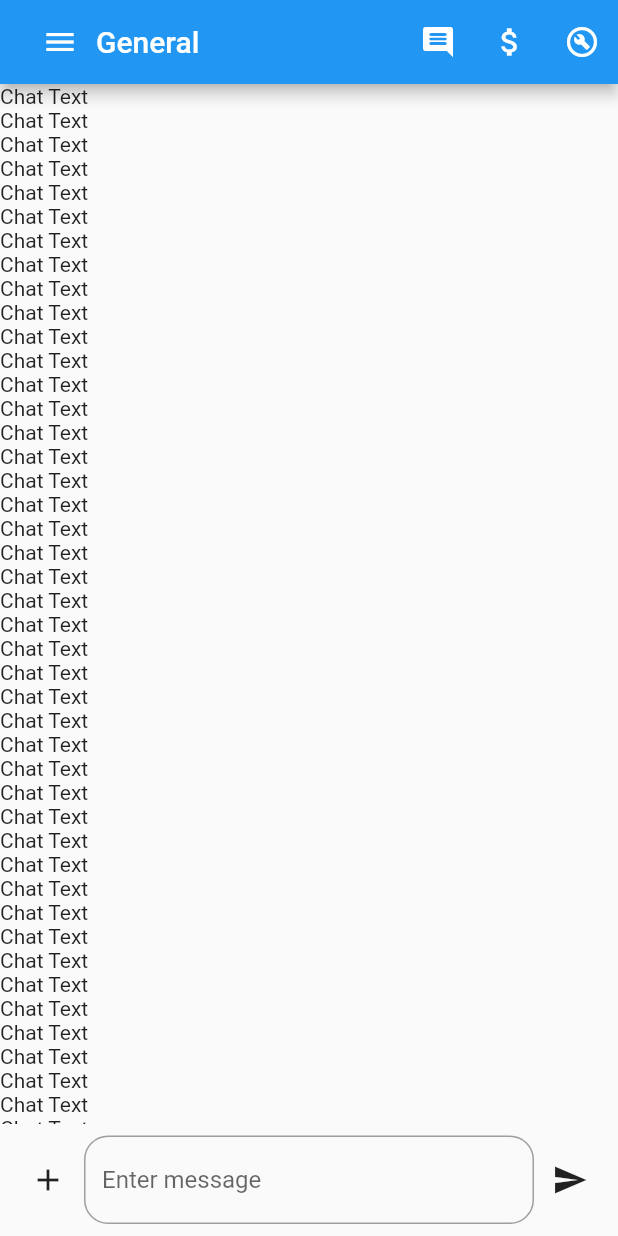
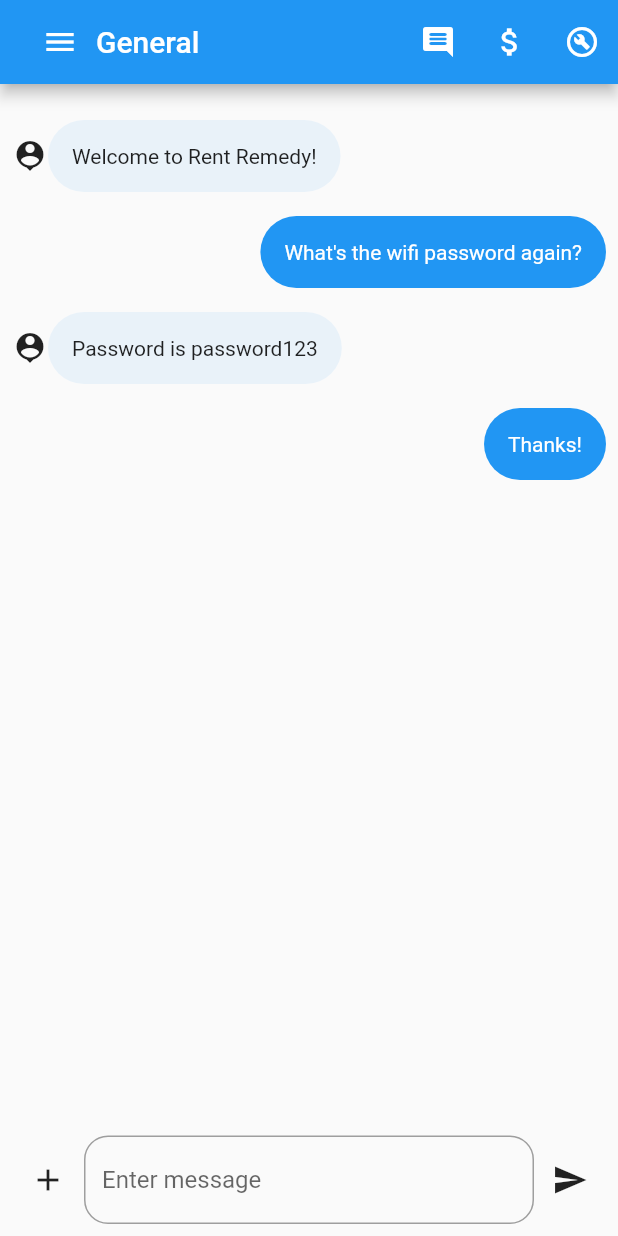
Before and after one commit to hoky4/RentRemedy, a Flutter app: the screen it shows after launch, on a phone screen of 412 x 824 dp. Run offline on Flutter 3.47's test engine with Material 2 defaults, Android fonts, the phone set to English and light mode, and no system bars; our stand-ins replace flutter_secure_storage, google_fonts, shared_preferences.

Commit message:
- added chat_message.dart - added styling to messages

```diff
--- /dev/null
+++ b/lib/models/chat_message.dart
@@ -0,0 +1,13 @@
+class ChatMessage {
+  final String text;
+  final bool isSender;
+
+  ChatMessage({this.text = '', required this.isSender});
+}
+
+List demoChatMessage = [
+  ChatMessage(text: 'Welcome to Rent Remedy!', isSender: false),
+  ChatMessage(text: "What's the wifi password again?", isSender: true),
+  ChatMessage(text: 'Password is password123', isSender: false),
+  ChatMessage(text: 'Thanks!', isSender: true),
+];
--- a/lib/view/message_screen.dart
+++ b/lib/view/message_screen.dart
@@ -1,4 +1,5 @@
 import 'package:flutter/material.dart';
+import 'package:rentremedy_mobile/models/chat_message.dart';
 
 class MessageScreen extends StatefulWidget {
   const MessageScreen({Key? key}) : super(key: key);
@@ -30,8 +31,14 @@ class _MessageScreenState extends State<MessageScreen> {
         ),
         body: Column(children: [
           Expanded(
-            child: ListView.builder(
-                itemBuilder: (context, index) => Text("Chat Text")),
+            child: Padding(
+              padding: const EdgeInsets.all(8.0),
+              child: ListView.builder(
+                  itemCount: demoChatMessage.length,
+                  itemBuilder: (context, index) => Message(
+                        message: demoChatMessage[index],
+                      )),
+            ),
           ),
           MessageInputField(),
         ]));
@@ -64,3 +71,37 @@ class _MessageScreenState extends State<MessageScreen> {
     );
   }
 }
+
+class Message extends StatelessWidget {
+  final ChatMessage message;
+  const Message({Key? key, required this.message}) : super(key: key);
+
+  @override
+  Widget build(BuildContext context) {
+    return Padding(
+      padding: const EdgeInsets.only(top: 16.0),
+      child: Row(
+        mainAxisAlignment:
+            message.isSender ? MainAxisAlignment.end : MainAxisAlignment.start,
+        children: [
+          if (!message.isSender) ...[Icon(Icons.person_pin)],
+          Container(
+            // margin: EdgeInsets.only(top: 16.0),
+            padding: EdgeInsets.all(16.0),
+            decoration: BoxDecoration(
+              color: Colors.blue.withOpacity(message.isSender ? 1 : 0.08),
+              borderRadius: BorderRadius.circular(30),
+            ),
+            child: Text(
+              message.text,
+              style: TextStyle(
+                  color: message.isSender
+                      ? Colors.white
+                      : Theme.of(context).textTheme.bodyText1!.color),
+            ),
+          ),
+        ],
+      ),
+    );
+  }
+}
```
